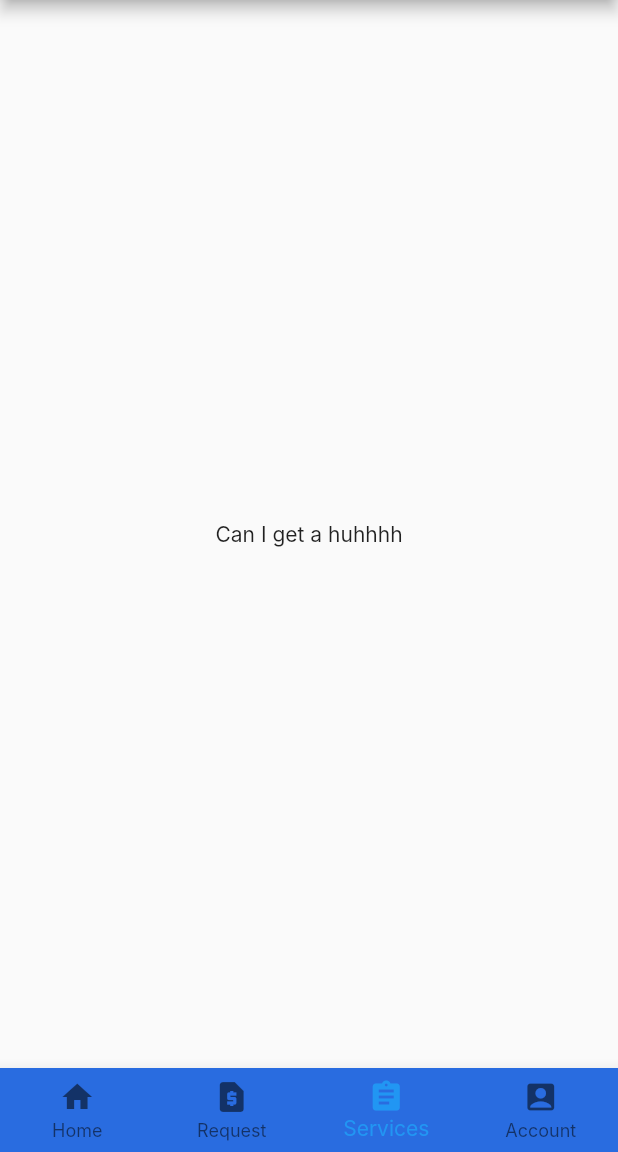
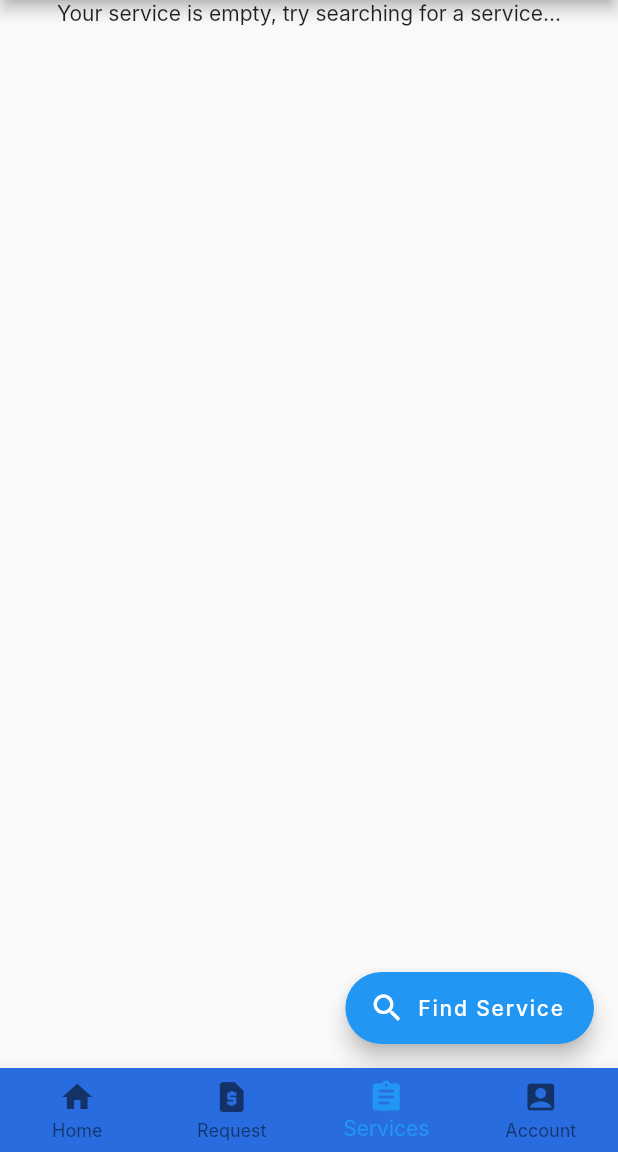
Before and after one commit to de-timebank/frontend, a Flutter app: the screen it shows after launch, item 3 of the bottom bar chosen, on a phone screen of 412 x 824 dp, the part 84-1236 px from its top. Run offline on Flutter 3.47's test engine with Material 2 defaults, Android fonts, the phone set to English and light mode, and no system bars; Roboto replaces fonts that are missing (Inter).

Commit message:
add request form page and tidying up service page

```diff
--- a/lib/service.dart
+++ b/lib/service.dart
@@ -12,12 +12,21 @@ class _ServicePageState extends State<ServicePage> {
   @override
   Widget build(BuildContext context) {
     return Scaffold(
-      appBar: AppBar(
-        title: Text('Request'),
-      ),
-      body: Center(
-        child: Text('Can I get a huhhhh'),
-      ),
-    );
+        appBar: AppBar(
+          title: Text('Request'),
+        ),
+        body: Column(
+          children: [
+            Center(
+              child:
+                  Text('Your service is empty, try searching for a service...'),
+            ),
+          ],
+        ),
+        floatingActionButton: FloatingActionButton.extended(
+          onPressed: () {},
+          icon: Icon(Icons.search),
+          label: Text('Find Service'),
+        ));
   }
 }
```
Also changed, not shown: lib/request.dart (+23 -3 lines), lib/requestForm.dart (added, +24 -0 lines).
